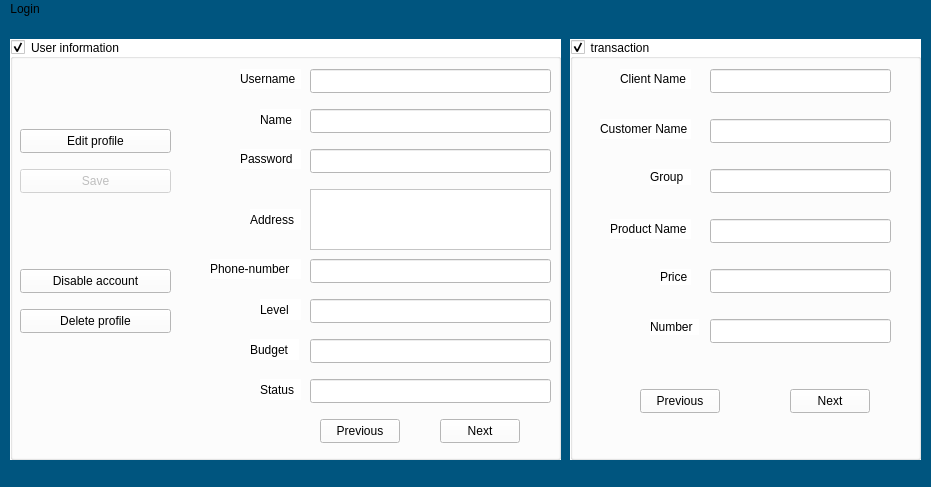
The window that Login_And_Admin/admin.ui (AP-projects-4001/esm-nadarim) describes before a commit, drawn with Qt 5.
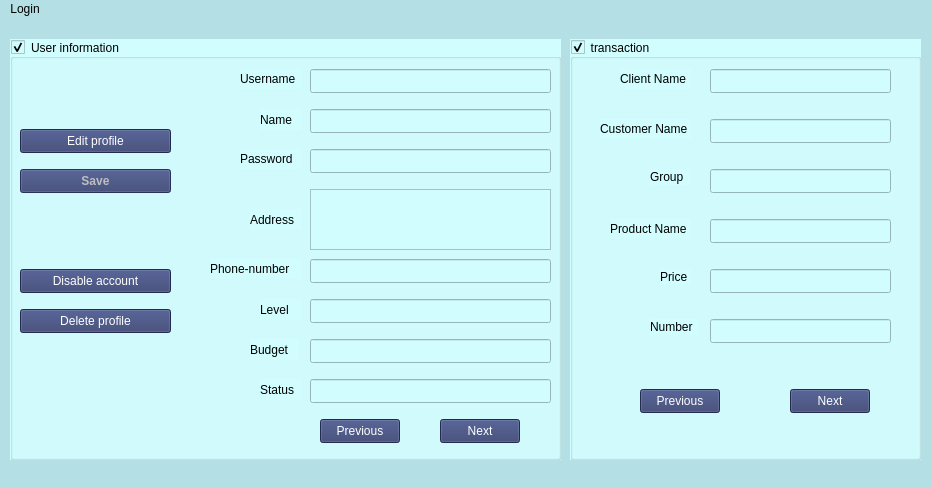
The same window after the commit.

```diff
--- a/Login_And_Admin/admin.ui
+++ b/Login_And_Admin/admin.ui
@@ -26,7 +26,7 @@
    <string>Admin</string>
   </property>
   <property name="styleSheet">
-   <string notr="true">background-color: rgb(0, 85, 127);
+   <string notr="true">background-color: #B4DFE5
 </string>
   </property>
   <widget class="QWidget" name="centralwidget">
@@ -40,8 +40,8 @@
      </rect>
     </property>
     <property name="styleSheet">
-     <string notr="true">background-color: rgb(255, 255, 255);
-</string>
+     <string notr="true">background-color: #D2FDFF;
+font: 600 9pt &quot;Segoe UI&quot;;</string>
     </property>
     <property name="title">
      <string>User information</string>
@@ -58,6 +58,13 @@
        <height>24</height>
       </rect>
      </property>
+     <property name="autoFillBackground">
+      <bool>false</bool>
+     </property>
+     <property name="styleSheet">
+      <string notr="true">
+</string>
+     </property>
      <property name="readOnly">
       <bool>true</bool>
      </property>
@@ -165,7 +172,8 @@
       <bool>false</bool>
      </property>
      <property name="styleSheet">
-      <string notr="true"/>
+      <string notr="true">background-color: #303C6C;
+color: rgb(255, 255, 255);</string>
      </property>
      <property name="text">
       <string>Next</string>
@@ -181,7 +189,8 @@
       </rect>
      </property>
      <property name="styleSheet">
-      <string notr="true"/>
+      <string notr="true">background-color: #303C6C;
+color: rgb(255, 255, 255);</string>
      </property>
      <property name="text">
       <string>Previous</string>
@@ -197,7 +206,8 @@
       </rect>
      </property>
      <property name="styleSheet">
-      <string notr="true"/>
+      <string notr="true">background-color: #303C6C;
+color: rgb(255, 255, 255);</string>
      </property>
      <property name="text">
       <string>Delete profile</string>
@@ -213,7 +223,8 @@
       </rect>
      </property>
      <property name="styleSheet">
-      <string notr="true"/>
+      <string notr="true">background-color: #303C6C;
+color: rgb(255, 255, 255);</string>
      </property>
      <property name="text">
       <string>Edit profile</string>
@@ -245,11 +256,15 @@
      </property>
      <property name="font">
       <font>
+       <family>Segoe UI</family>
+       <pointsize>9</pointsize>
+       <italic>false</italic>
+       <bold>true</bold>
        <kerning>true</kerning>
       </font>
      </property>
      <property name="styleSheet">
-      <string notr="true"/>
+      <string notr="true">background-color: #303C6C</string>
      </property>
      <property name="text">
       <string>Save</string>
@@ -391,7 +406,8 @@
       </rect>
      </property>
      <property name="styleSheet">
-      <string notr="true"/>
+      <string notr="true">background-color: #303C6C;
+color: rgb(255, 255, 255);</string>
      </property>
      <property name="text">
       <string>Disable account</string>
@@ -408,7 +424,8 @@
      </rect>
     </property>
     <property name="styleSheet">
-     <string notr="true">background-color: rgb(255, 255, 255);</string>
+     <string notr="true">background-color: #D2FDFF;
+font: 600 9pt &quot;Segoe UI&quot;;</string>
     </property>
     <property name="title">
      <string>transaction</string>
@@ -556,7 +573,8 @@
       </rect>
      </property>
      <property name="styleSheet">
-      <string notr="true"/>
+      <string notr="true">background-color: #303C6C;
+color: rgb(255, 255, 255);</string>
      </property>
      <property name="text">
       <string>Next</string>
@@ -572,7 +590,8 @@
       </rect>
      </property>
      <property name="styleSheet">
-      <string notr="true"/>
+      <string notr="true">background-color: #303C6C;
+color: rgb(255, 255, 255);</string>
      </property>
      <property name="text">
       <string>Previous</string>
@@ -612,7 +631,7 @@
      <x>0</x>
      <y>0</y>
      <width>931</width>
-     <height>21</height>
+     <height>17</height>
     </rect>
    </property>
    <widget class="QMenu" name="menuLogin">
```
